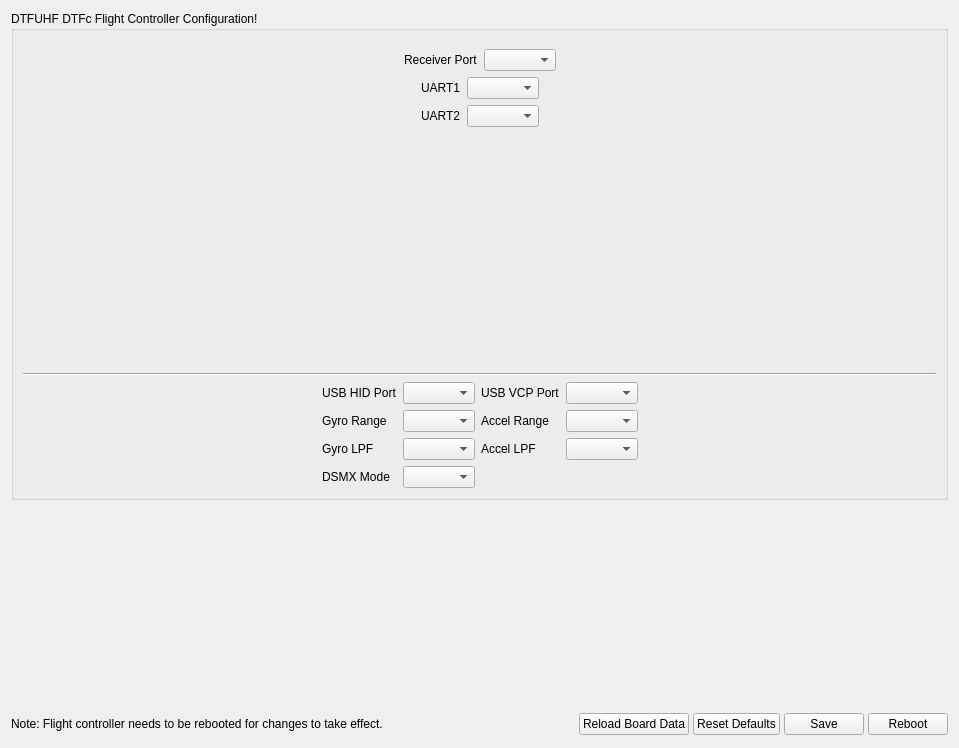
Above: ground/gcs/src/plugins/boards_dtf/dtfcconfiguration.ui from d-ronin/dRonin before the change. Below: the same form after it.
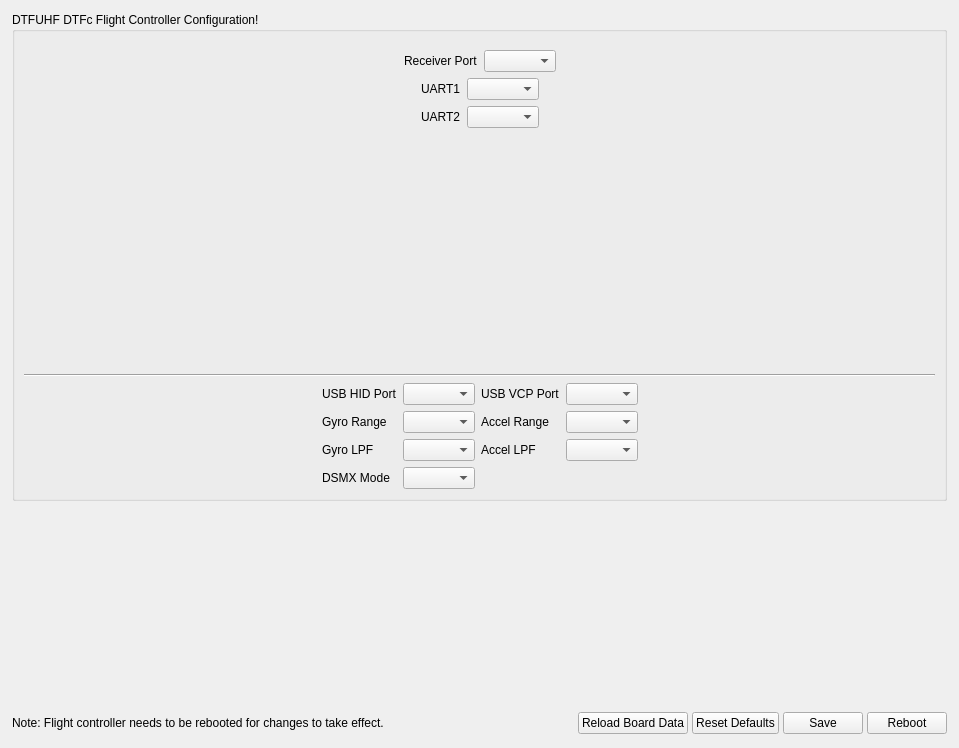
That is the form after the change. Icons and pictures are not drawn.

Commit message: gcs,dtfc: UI tweaks.

Diff of the .ui file:
```diff
--- a/ground/gcs/src/plugins/boards_dtf/dtfcconfiguration.ui
+++ b/ground/gcs/src/plugins/boards_dtf/dtfcconfiguration.ui
@@ -20,6 +20,18 @@
    <string>Form</string>
   </property>
   <layout class="QVBoxLayout" name="verticalLayout_2">
+   <property name="leftMargin">
+    <number>12</number>
+   </property>
+   <property name="topMargin">
+    <number>12</number>
+   </property>
+   <property name="rightMargin">
+    <number>12</number>
+   </property>
+   <property name="bottomMargin">
+    <number>12</number>
+   </property>
    <item>
     <widget class="QGroupBox" name="groupBox_2">
      <property name="title">
```
Left out of the diff: 1 changed line with no effect on the pictures.
